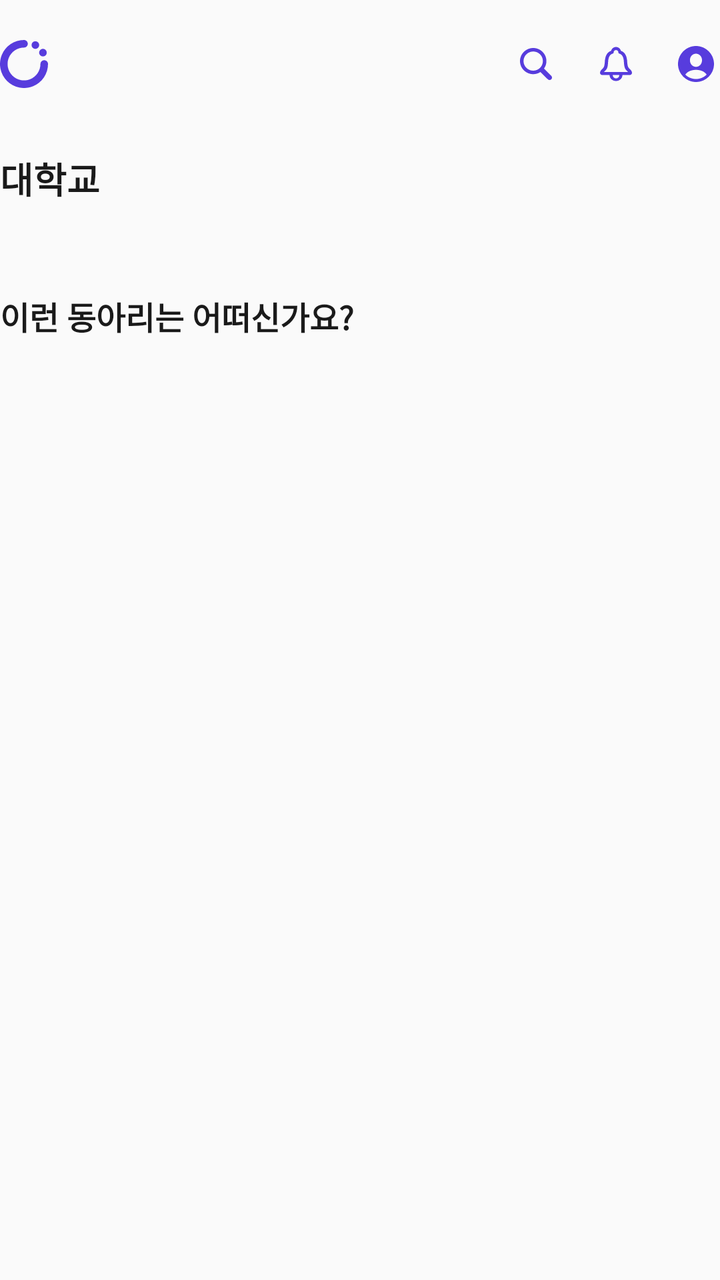
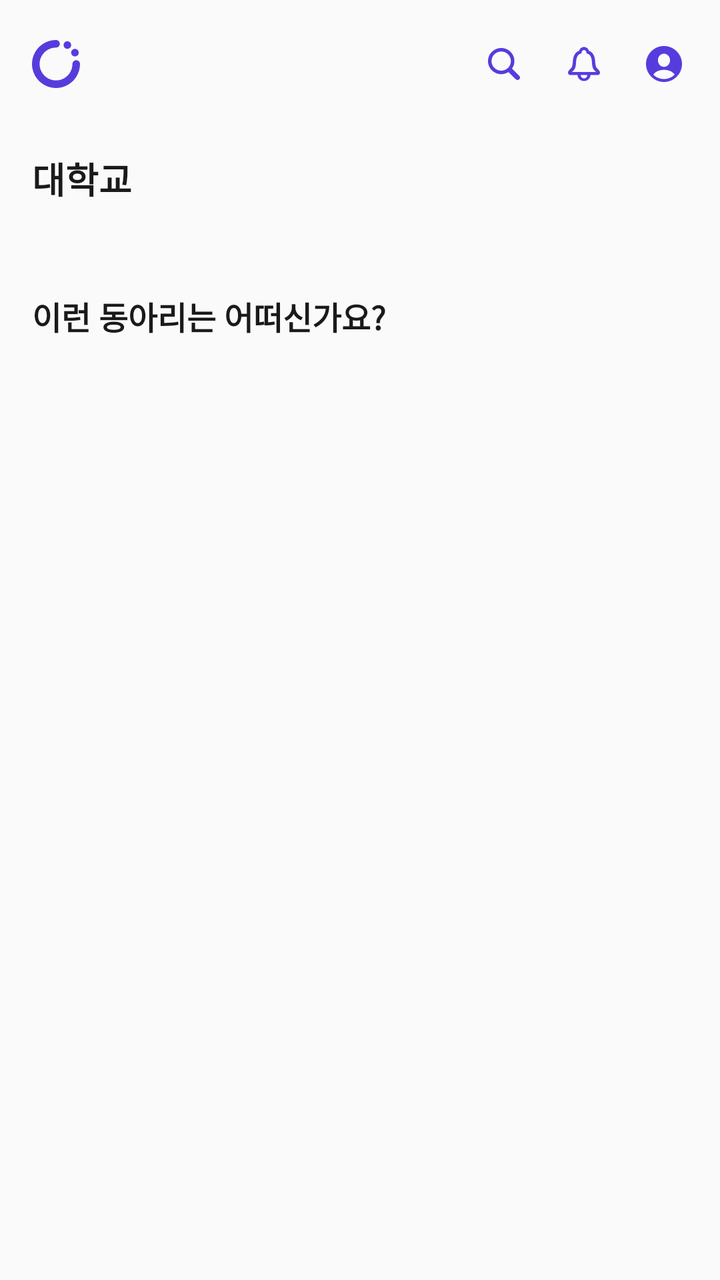

Compare the two renders of this Android layout. The source of the first and the diff that turns it into the second are given below.
<!-- AndroidManifest.xml: application theme Theme.CircleOn -->
<!-- res/layout/fragment_home.xml -->
<?xml version="1.0" encoding="utf-8"?>
<androidx.appcompat.widget.LinearLayoutCompat xmlns:android="http://schemas.android.com/apk/res/android"
    xmlns:tools="http://schemas.android.com/tools"
    xmlns:app="http://schemas.android.com/apk/res-auto"
    android:layout_width="match_parent"
    android:layout_height="match_parent"
    android:background="@color/grey_1"
    android:orientation="vertical"
    tools:context=".view.screen.home.HomeFragment">

    <androidx.appcompat.widget.Toolbar
        android:layout_width="match_parent"
        android:layout_height="wrap_content"
        app:contentInsetStart="0dp">

        <androidx.appcompat.widget.AppCompatImageView
            android:layout_width="wrap_content"
            android:layout_height="wrap_content"
            android:src="@drawable/logo_main"/>

        <androidx.appcompat.widget.AppCompatImageView
            android:id="@+id/btnProfile"
            android:layout_width="wrap_content"
            android:layout_height="wrap_content"
            android:layout_marginStart="@dimen/margin_padding_large"
            android:layout_gravity="end"
            android:src="@drawable/ic_profile"
            android:clickable="true"/>

        <androidx.appcompat.widget.AppCompatImageView
            android:id="@+id/btnNotification"
            android:layout_width="wrap_content"
            android:layout_height="wrap_content"
            android:layout_marginStart="@dimen/margin_padding_large"
            android:layout_gravity="end"
            android:src="@drawable/ic_notification"
            android:clickable="true"/>

        <androidx.appcompat.widget.AppCompatImageView
            android:id="@+id/btnSearch"
            android:layout_width="wrap_content"
            android:layout_height="wrap_content"
            android:layout_gravity="end"
            android:src="@drawable/ic_search"
            android:clickable="true"/>

    </androidx.appcompat.widget.Toolbar>

    <androidx.appcompat.widget.AppCompatTextView
        android:id="@+id/txtUnivName"
        android:layout_width="wrap_content"
        android:layout_height="wrap_content"
        android:layout_marginVertical="@dimen/margin_padding_default"
        android:text="대학교"
        android:textAppearance="@style/content_title"/>

    <androidx.recyclerview.widget.RecyclerView
        android:id="@+id/rvCircleCategory"
        android:layout_width="match_parent"
        android:layout_height="wrap_content"
        android:paddingVertical="@dimen/margin_padding_default" />

    <androidx.appcompat.widget.AppCompatTextView
        android:id="@+id/txtContentTitleCircle"
        android:layout_width="wrap_content"
        android:layout_height="wrap_content"
        android:paddingVertical="@dimen/margin_padding_small"
        android:textAppearance="@style/content_title"
        android:textSize="16sp"
        android:text="@string/home_content_title_circle"/>

    <FrameLayout
        android:layout_width="match_parent"
        android:layout_height="0dp"
        android:layout_weight="1">

        <androidx.recyclerview.widget.RecyclerView
            android:id="@+id/rvCircle"
            android:layout_width="match_parent"
            android:layout_height="wrap_content"
            android:visibility="gone"/>

        <com.google.android.material.progressindicator.CircularProgressIndicator
            android:id="@+id/pgbLoading"
            android:layout_width="match_parent"
            android:layout_height="match_parent"
            android:layout_gravity="center"
            app:indicatorColor="@color/grey_5"
            app:trackColor="@color/grey_3"
            app:trackThickness="1dp"
            android:indeterminate="true"
            android:visibility="gone"/>

        <androidx.appcompat.widget.LinearLayoutCompat
            android:id="@+id/llServiceError"
            android:layout_width="match_parent"
            android:layout_height="match_parent"
            android:gravity="center"
            android:orientation="vertical"
            android:visibility="gone">

            <androidx.appcompat.widget.AppCompatTextView
                android:layout_width="wrap_content"
                android:layout_height="wrap_content"
                android:text="@string/message_service_error"
                android:textAppearance="@style/large_bold_text"
                android:textColor="@color/grey_5"/>

            <androidx.appcompat.widget.AppCompatImageView
                android:id="@+id/btnRetry"
                android:layout_width="wrap_content"
                android:layout_height="wrap_content"
                android:layout_marginTop="@dimen/margin_padding_small"
                android:src="@drawable/ic_retry"
                android:clickable="true"/>

        </androidx.appcompat.widget.LinearLayoutCompat>

    </FrameLayout>

</androidx.appcompat.widget.LinearLayoutCompat>
<!-- resources referenced by this layout -->
<resources>
  <color name="grey_1">#FAFAFA</color>
  <color name="grey_3">#EBEBEB</color>
  <color name="grey_5">#B3B3B3</color>
  <dimen name="margin_padding_default">12dp</dimen>
  <dimen name="margin_padding_large">16dp</dimen>
  <dimen name="margin_padding_small">8dp</dimen>
  <!-- drawable ic_profile (drawable) -->
  <vector xmlns:android="http://schemas.android.com/apk/res/android"
      android:width="24dp"
      android:height="24dp"
      android:viewportWidth="24"
      android:viewportHeight="24">
    <path
        android:pathData="M11.996,21C16.928,21 21,16.927 21,12C21,7.074 16.92,3 11.987,3C7.063,3 3,7.074 3,12C3,16.927 7.072,21 11.996,21ZM11.987,13.419C10.282,13.41 8.959,11.983 8.959,10.094C8.942,8.318 10.29,6.838 11.987,6.838C13.683,6.838 15.014,8.318 15.014,10.094C15.014,11.983 13.692,13.436 11.987,13.419ZM11.987,19.512C10.038,19.512 7.968,18.702 6.654,17.292C7.654,15.795 9.638,14.925 11.987,14.925C14.31,14.925 16.311,15.778 17.32,17.292C16.006,18.702 13.936,19.512 11.987,19.512Z"
        android:fillColor="#573CDD"/>
  </vector>
  <!-- drawable ic_retry (drawable) -->
  <vector xmlns:android="http://schemas.android.com/apk/res/android"
      android:width="40dp"
      android:height="40dp"
      android:viewportWidth="40"
      android:viewportHeight="40">
    <path
        android:pathData="M19.611,19.256C20,19.256 20.309,19.132 20.55,18.871L26.054,13.182C26.349,12.879 26.483,12.548 26.483,12.163C26.483,11.791 26.336,11.432 26.054,11.157L20.55,5.413C20.309,5.138 20,5 19.611,5C18.886,5 18.309,5.62 18.309,6.377C18.309,6.749 18.443,7.052 18.671,7.314L21.879,10.537C21.248,10.441 20.604,10.386 19.96,10.386C13.315,10.386 8,15.84 8,22.672C8,29.504 13.356,35 20,35C26.658,35 32,29.504 32,22.672C32,21.846 31.436,21.253 30.631,21.253C29.852,21.253 29.329,21.846 29.329,22.672C29.329,27.989 25.181,32.259 20,32.259C14.832,32.259 10.671,27.989 10.671,22.672C10.671,17.314 14.792,13.072 19.96,13.072C20.832,13.072 21.638,13.141 22.349,13.264L18.685,16.983C18.443,17.231 18.309,17.534 18.309,17.906C18.309,18.664 18.886,19.256 19.611,19.256Z"
        android:fillColor="#573CDD"/>
  </vector>
  <!-- drawable ic_search (drawable) -->
  <vector xmlns:android="http://schemas.android.com/apk/res/android"
      android:width="24dp"
      android:height="24dp"
      android:viewportWidth="24"
      android:viewportHeight="24">
    <path
        android:pathData="M10.603,17.083C11.937,17.083 13.187,16.684 14.228,16.002L17.903,19.651C18.146,19.884 18.456,20 18.792,20C19.488,20 20,19.46 20,18.778C20,18.462 19.891,18.155 19.656,17.922L16.006,14.29C16.761,13.226 17.206,11.938 17.206,10.541C17.206,6.942 14.236,4 10.603,4C6.978,4 4,6.942 4,10.541C4,14.14 6.97,17.083 10.603,17.083ZM10.603,15.337C7.943,15.337 5.762,13.176 5.762,10.541C5.762,7.906 7.943,5.745 10.603,5.745C13.263,5.745 15.444,7.906 15.444,10.541C15.444,13.176 13.263,15.337 10.603,15.337Z"
        android:fillColor="#573CDD"/>
  </vector>
  <string name="home_content_title_circle">이런 동아리는 어떠신가요?</string>
  <string name="message_service_error">앗! 다시 시도해볼까요?</string>
  <style name="content_title">
          <item name="android:textSize">@dimen/text_size_extremely_large</item>
          <item name="android:textColor">@color/grey_9</item>
          <item name="android:textFontWeight">600</item>
      </style>
  <style name="large_bold_text">
          <item name="android:textSize">@dimen/text_size_large</item>
          <item name="android:textFontWeight">600</item>
      </style>
  <style name="Theme.CircleOn" parent="Base.Theme.CircleOn" />v
  <dimen name="text_size_extremely_large">18sp</dimen>
  <color name="grey_9">#1A1A1A</color>
  <dimen name="text_size_large">16sp</dimen>
  <style name="Base.Theme.CircleOn" parent="Theme.Material3.DayNight.NoActionBar">
          <item name="android:statusBarColor">@color/grey_3</item>
      </style>
  <!-- unchanged entries left out for length: 2 -->
</resources>

<!-- the commit's change to res/layout/fragment_home.xml (unified diff, before → after) -->
@@ -4,6 +4,7 @@
     xmlns:app="http://schemas.android.com/apk/res-auto"
     android:layout_width="match_parent"
     android:layout_height="match_parent"
+    android:paddingHorizontal="@dimen/margin_padding_large"
     android:background="@color/grey_1"
     android:orientation="vertical"
     tools:context=".view.screen.home.HomeFragment">
